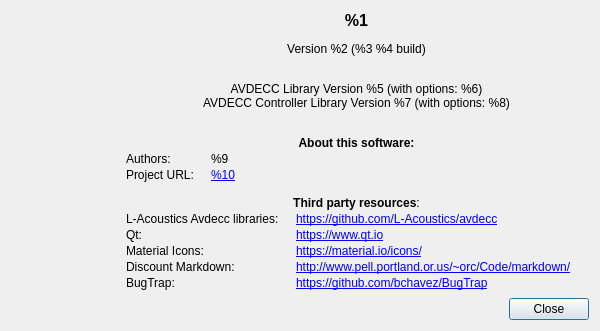
This is src/aboutDialog.ui in christophe-calmejane/Hive as Qt 5 draws it before an edit. The edited form follows.
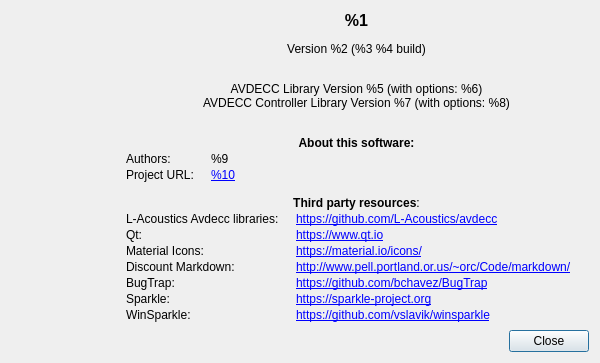
This is the edited form. Icons and pictures are not drawn.

Commit message: Added link to Sparkle in 3rdparty

Diff of the .ui file:
```diff
--- a/src/aboutDialog.ui
+++ b/src/aboutDialog.ui
@@ -10,7 +10,7 @@
     <x>0</x>
     <y>0</y>
     <width>600</width>
-    <height>320</height>
+    <height>350</height>
    </rect>
   </property>
   <property name="sizePolicy">
@@ -76,7 +76,7 @@
        <item>
         <widget class="QLabel" name="aboutLabel">
          <property name="text">
-          <string>&lt;html&gt;&lt;head/&gt;&lt;body&gt;&lt;p align=&quot;center&quot;&gt;&lt;span style=&quot; font-size:12pt; font-weight:600;&quot;&gt;%1&lt;/span&gt;&lt;/p&gt;&lt;p align=&quot;center&quot;&gt;&lt;span style=&quot; font-size:9pt;&quot;&gt;Version %2 (%3 %4 build)&lt;/span&gt;&lt;/p&gt;&lt;p align=&quot;center&quot;&gt;&lt;span style=&quot; font-size:9pt;&quot;&gt;&lt;br/&gt;&lt;/span&gt;AVDECC Library Version %5 (with options: %6)&lt;br/&gt;AVDECC Controller Library Version %7 (with options: %8)&lt;/p&gt;&lt;p&gt;&lt;br/&gt;&lt;span style=&quot; font-weight:600;&quot;&gt;About this software:&lt;/span&gt;&lt;/p&gt;&lt;table border=&quot;0&quot; style=&quot; margin-top:0px; margin-bottom:0px; margin-left:0px; margin-right:0px;&quot; cellspacing=&quot;2&quot; cellpadding=&quot;0&quot;&gt;&lt;tr&gt;&lt;td&gt;&lt;p&gt;Authors:&lt;/p&gt;&lt;/td&gt;&lt;td style=&quot; padding-left:15; padding-right:15; padding-top:0; padding-bottom:0;&quot;&gt;&lt;p&gt;%9&lt;/p&gt;&lt;/td&gt;&lt;/tr&gt;&lt;tr&gt;&lt;td&gt;&lt;p&gt;Project URL:&lt;/p&gt;&lt;/td&gt;&lt;td style=&quot; padding-left:15; padding-right:15; padding-top:0; padding-bottom:0;&quot;&gt;&lt;p&gt;&lt;a href=&quot;%10&quot;&gt;&lt;span style=&quot; text-decoration: underline; color:#0000ff;&quot;&gt;%10&lt;/span&gt;&lt;/a&gt;&lt;/p&gt;&lt;/td&gt;&lt;/tr&gt;&lt;/table&gt;&lt;p&gt;&lt;span style=&quot; font-weight:600;&quot;&gt;Third party resources&lt;/span&gt;:&lt;/p&gt;&lt;table border=&quot;0&quot; style=&quot; margin-top:0px; margin-bottom:0px; margin-left:0px; margin-right:0px;&quot; cellspacing=&quot;2&quot; cellpadding=&quot;0&quot;&gt;&lt;tr&gt;&lt;td&gt;&lt;p&gt;L-Acoustics Avdecc libraries:&lt;/p&gt;&lt;/td&gt;&lt;td style=&quot; padding-left:15; padding-right:15; padding-top:0; padding-bottom:0;&quot;&gt;&lt;p&gt;&lt;a href=&quot;https://github.com/L-Acoustics/avdecc&quot;&gt;&lt;span style=&quot; text-decoration: underline; color:#0000ff;&quot;&gt;https://github.com/L-Acoustics/avdecc&lt;/span&gt;&lt;/a&gt;&lt;/p&gt;&lt;/td&gt;&lt;/tr&gt;&lt;tr&gt;&lt;td&gt;&lt;p&gt;Qt:&lt;/p&gt;&lt;/td&gt;&lt;td style=&quot; padding-left:15; padding-right:15; padding-top:0; padding-bottom:0;&quot;&gt;&lt;p&gt;&lt;a href=&quot;https://www.qt.io&quot;&gt;&lt;span style=&quot; text-decoration: underline; color:#0000ff;&quot;&gt;https://www.qt.io&lt;/span&gt;&lt;/a&gt;&lt;/p&gt;&lt;/td&gt;&lt;/tr&gt;&lt;tr&gt;&lt;td&gt;&lt;p&gt;Material Icons:&lt;/p&gt;&lt;/td&gt;&lt;td style=&quot; padding-left:15; padding-right:15; padding-top:0; padding-bottom:0;&quot;&gt;&lt;p&gt;&lt;a href=&quot;https://material.io/icons/&quot;&gt;&lt;span style=&quot; text-decoration: underline; color:#0000ff;&quot;&gt;https://material.io/icons/&lt;/span&gt;&lt;/a&gt;&lt;/p&gt;&lt;/td&gt;&lt;/tr&gt;&lt;tr&gt;&lt;td&gt;&lt;p&gt;Discount Markdown:&lt;/p&gt;&lt;/td&gt;&lt;td style=&quot; padding-left:15; padding-right:15; padding-top:0; padding-bottom:0;&quot;&gt;&lt;p&gt;&lt;a href=&quot;http://www.pell.portland.or.us/~orc/Code/markdown/&quot;&gt;&lt;span style=&quot; text-decoration: underline; color:#0000ff;&quot;&gt;http://www.pell.portland.or.us/~orc/Code/markdown/&lt;/span&gt;&lt;/a&gt;&lt;/p&gt;&lt;/td&gt;&lt;/tr&gt;&lt;tr&gt;&lt;td&gt;&lt;p&gt;BugTrap:&lt;/p&gt;&lt;/td&gt;&lt;td style=&quot; padding-left:15; padding-right:15; padding-top:0; padding-bottom:0;&quot;&gt;&lt;p&gt;&lt;a href=&quot;https://github.com/bchavez/BugTrap&quot;&gt;&lt;span style=&quot; text-decoration: underline; color:#0000ff;&quot;&gt;https://github.com/bchavez/BugTrap&lt;/span&gt;&lt;/a&gt;&lt;/p&gt;&lt;/td&gt;&lt;/tr&gt;&lt;/table&gt;&lt;/body&gt;&lt;/html&gt;</string>
+          <string>&lt;html&gt;&lt;head/&gt;&lt;body&gt;&lt;p align=&quot;center&quot;&gt;&lt;span style=&quot; font-size:12pt; font-weight:600;&quot;&gt;%1&lt;/span&gt;&lt;/p&gt;&lt;p align=&quot;center&quot;&gt;&lt;span style=&quot; font-size:9pt;&quot;&gt;Version %2 (%3 %4 build)&lt;/span&gt;&lt;/p&gt;&lt;p align=&quot;center&quot;&gt;&lt;span style=&quot; font-size:9pt;&quot;&gt;&lt;br/&gt;&lt;/span&gt;AVDECC Library Version %5 (with options: %6)&lt;br/&gt;AVDECC Controller Library Version %7 (with options: %8)&lt;/p&gt;&lt;p&gt;&lt;br/&gt;&lt;span style=&quot; font-weight:600;&quot;&gt;About this software:&lt;/span&gt;&lt;/p&gt;&lt;table border=&quot;0&quot; style=&quot; margin-top:0px; margin-bottom:0px; margin-left:0px; margin-right:0px;&quot; cellspacing=&quot;2&quot; cellpadding=&quot;0&quot;&gt;&lt;tr&gt;&lt;td&gt;&lt;p&gt;Authors:&lt;/p&gt;&lt;/td&gt;&lt;td style=&quot; padding-left:15; padding-right:15; padding-top:0; padding-bottom:0;&quot;&gt;&lt;p&gt;%9&lt;/p&gt;&lt;/td&gt;&lt;/tr&gt;&lt;tr&gt;&lt;td&gt;&lt;p&gt;Project URL:&lt;/p&gt;&lt;/td&gt;&lt;td style=&quot; padding-left:15; padding-right:15; padding-top:0; padding-bottom:0;&quot;&gt;&lt;p&gt;&lt;a href=&quot;%10&quot;&gt;&lt;span style=&quot; text-decoration: underline; color:#0000ff;&quot;&gt;%10&lt;/span&gt;&lt;/a&gt;&lt;/p&gt;&lt;/td&gt;&lt;/tr&gt;&lt;/table&gt;&lt;p&gt;&lt;span style=&quot; font-weight:600;&quot;&gt;Third party resources&lt;/span&gt;:&lt;/p&gt;&lt;table border=&quot;0&quot; style=&quot; margin-top:0px; margin-bottom:0px; margin-left:0px; margin-right:0px;&quot; cellspacing=&quot;2&quot; cellpadding=&quot;0&quot;&gt;&lt;tr&gt;&lt;td&gt;&lt;p&gt;L-Acoustics Avdecc libraries:&lt;/p&gt;&lt;/td&gt;&lt;td style=&quot; padding-left:15; padding-right:15; padding-top:0; padding-bottom:0;&quot;&gt;&lt;p&gt;&lt;a href=&quot;https://github.com/L-Acoustics/avdecc&quot;&gt;&lt;span style=&quot; text-decoration: underline; color:#0000ff;&quot;&gt;https://github.com/L-Acoustics/avdecc&lt;/span&gt;&lt;/a&gt;&lt;/p&gt;&lt;/td&gt;&lt;/tr&gt;&lt;tr&gt;&lt;td&gt;&lt;p&gt;Qt:&lt;/p&gt;&lt;/td&gt;&lt;td style=&quot; padding-left:15; padding-right:15; padding-top:0; padding-bottom:0;&quot;&gt;&lt;p&gt;&lt;a href=&quot;https://www.qt.io&quot;&gt;&lt;span style=&quot; text-decoration: underline; color:#0000ff;&quot;&gt;https://www.qt.io&lt;/span&gt;&lt;/a&gt;&lt;/p&gt;&lt;/td&gt;&lt;/tr&gt;&lt;tr&gt;&lt;td&gt;&lt;p&gt;Material Icons:&lt;/p&gt;&lt;/td&gt;&lt;td style=&quot; padding-left:15; padding-right:15; padding-top:0; padding-bottom:0;&quot;&gt;&lt;p&gt;&lt;a href=&quot;https://material.io/icons/&quot;&gt;&lt;span style=&quot; text-decoration: underline; color:#0000ff;&quot;&gt;https://material.io/icons/&lt;/span&gt;&lt;/a&gt;&lt;/p&gt;&lt;/td&gt;&lt;/tr&gt;&lt;tr&gt;&lt;td&gt;&lt;p&gt;Discount Markdown:&lt;/p&gt;&lt;/td&gt;&lt;td style=&quot; padding-left:15; padding-right:15; padding-top:0; padding-bottom:0;&quot;&gt;&lt;p&gt;&lt;a href=&quot;http://www.pell.portland.or.us/~orc/Code/markdown/&quot;&gt;&lt;span style=&quot; text-decoration: underline; color:#0000ff;&quot;&gt;http://www.pell.portland.or.us/~orc/Code/markdown/&lt;/span&gt;&lt;/a&gt;&lt;/p&gt;&lt;/td&gt;&lt;/tr&gt;&lt;tr&gt;&lt;td&gt;&lt;p&gt;BugTrap:&lt;/p&gt;&lt;/td&gt;&lt;td style=&quot; padding-left:15; padding-right:15; padding-top:0; padding-bottom:0;&quot;&gt;&lt;p&gt;&lt;a href=&quot;https://github.com/bchavez/BugTrap&quot;&gt;&lt;span style=&quot; text-decoration: underline; color:#0000ff;&quot;&gt;https://github.com/bchavez/BugTrap&lt;/span&gt;&lt;/a&gt;&lt;/p&gt;&lt;/td&gt;&lt;/tr&gt;&lt;tr&gt;&lt;td&gt;&lt;p&gt;Sparkle:&lt;/p&gt;&lt;/td&gt;&lt;td style=&quot; padding-left:15; padding-right:15; padding-top:0; padding-bottom:0;&quot;&gt;&lt;p&gt;&lt;a href=&quot;https://sparkle-project.org&quot;&gt;&lt;span style=&quot; text-decoration: underline; color:#0000ff;&quot;&gt;https://sparkle-project.org&lt;/span&gt;&lt;/a&gt;&lt;/p&gt;&lt;/td&gt;&lt;/tr&gt;&lt;tr&gt;&lt;td&gt;&lt;p&gt;WinSparkle:&lt;/p&gt;&lt;/td&gt;&lt;td style=&quot; padding-left:15; padding-right:15; padding-top:0; padding-bottom:0;&quot;&gt;&lt;p&gt;&lt;a href=&quot;https://github.com/vslavik/winsparkle&quot;&gt;&lt;span style=&quot; text-decoration: underline; color:#0000ff;&quot;&gt;https://github.com/vslavik/winsparkle&lt;/span&gt;&lt;/a&gt;&lt;/p&gt;&lt;/td&gt;&lt;/tr&gt;&lt;/table&gt;&lt;/body&gt;&lt;/html&gt;</string>
          </property>
          <property name="alignment">
           <set>Qt::AlignCenter</set>
```
The commit also changes 4 other files.
